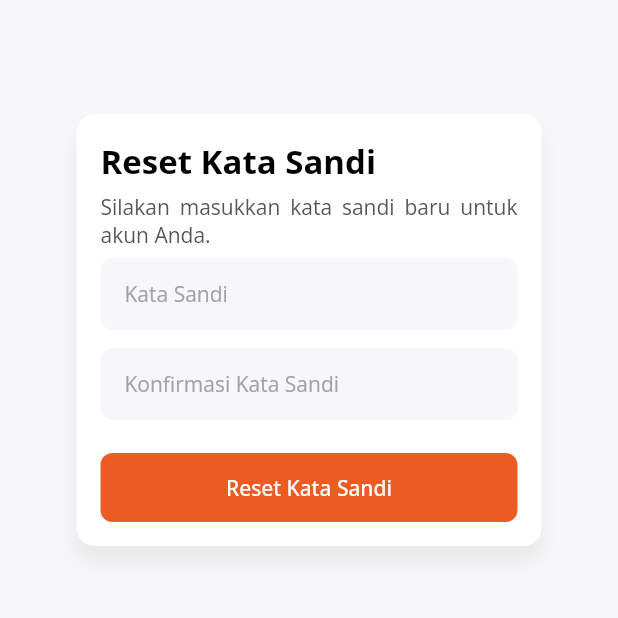
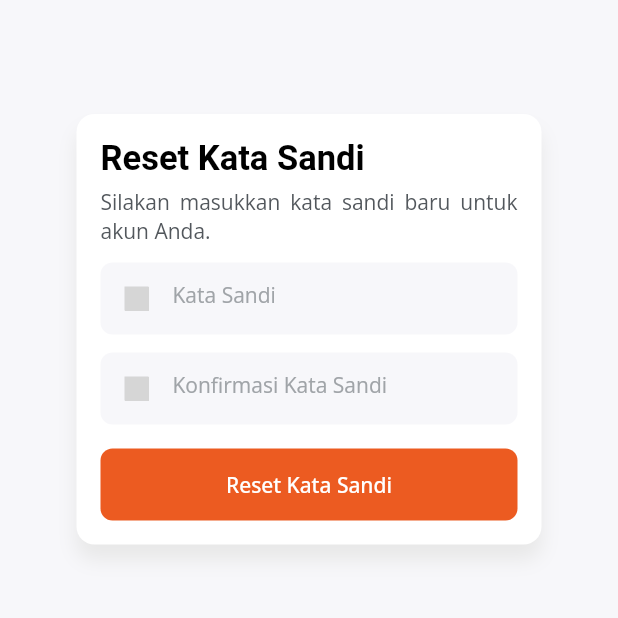
Before and after one commit to defuj/mosya, a Flutter app: the ResetPasswordPage screen opened directly with empty values, on a phone screen of 412 x 824 dp, the top half of it. Run offline on Flutter 3.47's test engine with Material 2 defaults, Android fonts, the phone set to English and light mode, and no system bars; our stand-ins replace flutter_svg, google_fonts, objectbox, page_transition, pin_code_fields, shared_preferences; missing offline and left inert: encrypt; accounts and stored records are empty; generated files the repository leaves out were written again; grey boxes are pictures that could not be loaded.

Commit message:
change widget to reusable widget

```diff
--- a/lib/pages/auth/reset_password_page.dart
+++ b/lib/pages/auth/reset_password_page.dart
@@ -1,5 +1,8 @@
 import 'package:flutter/material.dart';
 import 'package:flutter/services.dart';
+import 'package:flutter_svg/svg.dart';
+import 'package:mosya/components/button.dart';
+import 'package:mosya/components/text_field.dart';
 import 'package:mosya/models/models.dart';
 import 'package:mosya/objectbox.g.dart';
 import 'package:mosya/utils/customcolor.dart';
@@ -138,97 +141,56 @@ class _ResetPasswordPageState extends State<ResetPasswordPage> {
                   child: Column(
                     crossAxisAlignment: CrossAxisAlignment.start,
                     children: [
-                      const Text(
+                      Text(
                         'Reset Kata Sandi',
-                        style: TextStyle(
-                          fontFamily: 'OpenSans',
-                          fontSize: 22,
+                        style: Theme.of(context).textTheme.headline5!.copyWith(
                               color: CustomColor.black700,
                               fontWeight: FontWeight.bold,
                             ),
                       ),
                       Container(
                         margin: const EdgeInsets.only(top: 6),
-                        child: const Text(
+                        child: Text(
                           'Silakan masukkan kata sandi baru untuk akun Anda.',
-                          style: TextStyle(
-                            fontFamily: 'OpenSans',
-                            fontSize: 14,
-                            color: CustomColor.black500,
-                          ),
+                          style: Theme.of(context)
+                              .textTheme
+                              .bodyText2!
+                              .copyWith(color: CustomColor.black500),
                           textAlign: TextAlign.justify,
                         ),
                       ),
-                      Container(
-                        margin: const EdgeInsets.only(top: 6, bottom: 6),
-                        decoration: BoxDecoration(
-                          color: CustomColor.black50,
-                          borderRadius: BorderRadius.circular(8.0),
-                        ),
-                        child: TextFormField(
-                          obscureText: true,
-                          decoration: const InputDecoration(
-                            contentPadding: EdgeInsets.fromLTRB(16, 12, 16, 12),
-                            hintText: "Kata Sandi",
-                            hintStyle: TextStyle(
-                              color: CustomColor.black400,
-                              fontFamily: 'OpenSans',
-                              fontSize: 14,
-                            ),
-                            border: InputBorder.none,
-                          ),
-                          maxLines: 1,
-                          onChanged: (value) {
+                      formDefault(
+                        context: context,
+                        onChange: (value) {
                           password = value;
                         },
+                        hintText: 'Kata Sandi',
+                        obscureText: true,
+                        obscuringCharacter: "*",
+                        prefixIcon: SvgPicture.asset(
+                          'assets/icons/svg/fi-rr-lock.svg',
+                          width: 16,
+                          color: CustomColor.black400,
                         ),
                       ),
-                      Container(
-                        margin: const EdgeInsets.only(top: 6, bottom: 6),
-                        decoration: BoxDecoration(
-                          color: CustomColor.black50,
-                          borderRadius: BorderRadius.circular(8.0),
-                        ),
-                        child: TextFormField(
-                          obscureText: true,
-                          decoration: const InputDecoration(
-                            contentPadding: EdgeInsets.fromLTRB(16, 12, 16, 12),
-                            hintText: "Konfirmasi Kata Sandi",
-                            hintStyle: TextStyle(
-                              color: CustomColor.black400,
-                              fontFamily: 'OpenSans',
-                              fontSize: 14,
-                            ),
-                            border: InputBorder.none,
-                          ),
-                          maxLines: 1,
-                          onChanged: (value) {
+                      formDefault(
+                        context: context,
+                        onChange: (value) {
                           confirmPassword = value;
                         },
+                        hintText: 'Konfirmasi Kata Sandi',
+                        obscureText: true,
+                        obscuringCharacter: "*",
+                        prefixIcon: SvgPicture.asset(
+                          'assets/icons/svg/fi-rr-lock.svg',
+                          width: 16,
+                          color: CustomColor.black400,
                         ),
                       ),
-                      Container(
-                        width: double.infinity,
-                        height: 46,
-                        margin: const EdgeInsets.only(top: 16),
-                        decoration: BoxDecoration(
-                          color: CustomColor.orange500,
-                          borderRadius: BorderRadius.circular(8.0),
-                        ),
-                        child: TextButton(
-                          onPressed: () {
-                            resetPassword();
-                          },
-                          child: const Text(
-                            'Reset Kata Sandi',
-                            style: TextStyle(
-                              color: Colors.white,
-                              fontFamily: 'OpenSans',
-                              fontSize: 14,
-                              fontWeight: FontWeight.w500,
-                            ),
-                          ),
-                        ),
+                      buttonDefault(
+                        context: context,
+                        onPressed: resetPassword,
+                        text: 'Reset Kata Sandi',
                       ),
                     ],
                   ),
```
Lines whose indentation alone changed are shown as unchanged.
